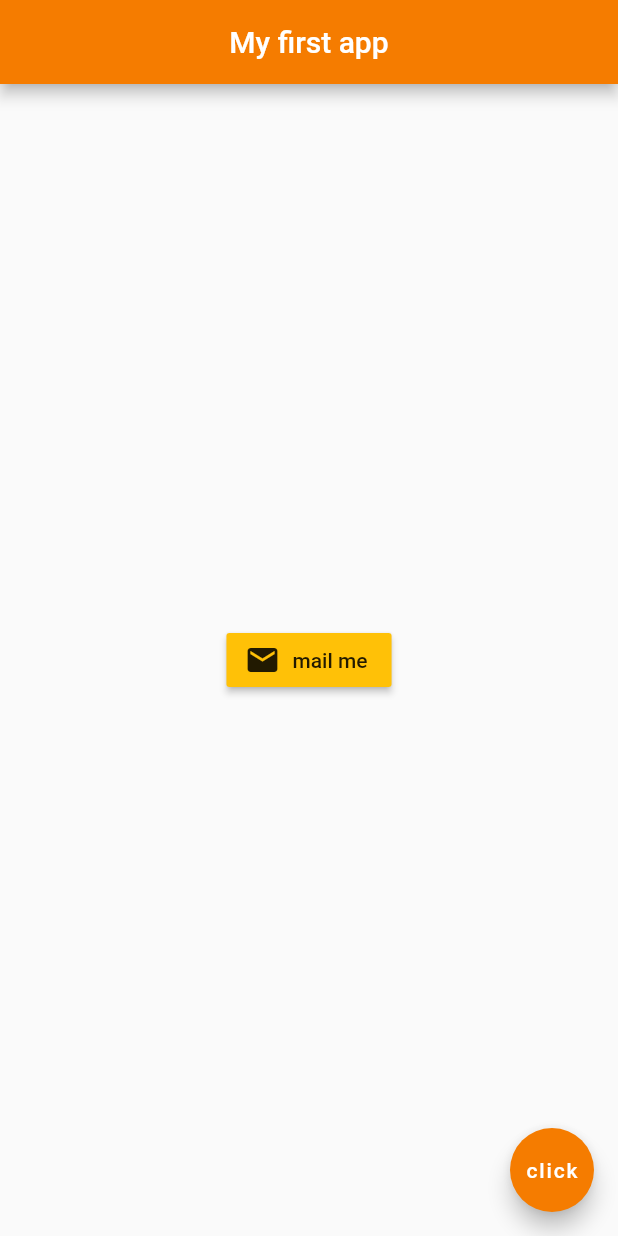
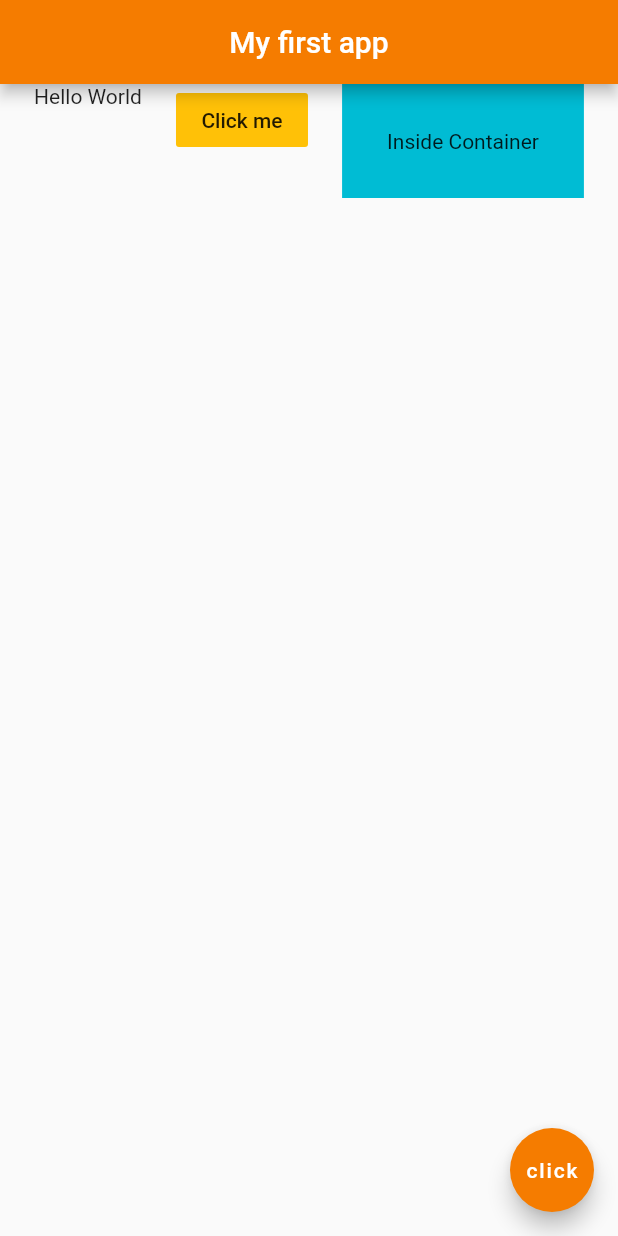
Before and after one commit to crazay416/FlutterApp, a Flutter app: the screen it shows after launch, on a phone screen of 412 x 824 dp. Run offline on Flutter 3.47's test engine with Material 2 defaults, Android fonts, the phone set to English and light mode, and no system bars.

Commit message:
Learned how to add rows

```diff
--- a/lib/main.dart
+++ b/lib/main.dart
@@ -15,15 +15,22 @@ void main() {
           centerTitle: true,
           backgroundColor: Colors.orange[700],
         ),
-        body: Center(
-          child: RaisedButton.icon(
-            onPressed: () {},
-            icon: Icon(
-              Icons.mail,
+        body: Row(
+          mainAxisAlignment: MainAxisAlignment.spaceEvenly,
+          crossAxisAlignment: CrossAxisAlignment.start,
+          children: <Widget>[
+            Text("Hello World"),
+            FlatButton(
+              onPressed: () {},
+              color: Colors.amber,
+              child: Text("Click me"),
             ),
-            label: Text("mail me"),
-            color: Colors.amber,
-          ),
+            Container(
+              color: Colors.cyan,
+              padding: EdgeInsets.all(30.0),
+              child: Text("Inside Container"),
+            ),
+          ],
         ),
         floatingActionButton: FloatingActionButton(
           onPressed: () {},
```
